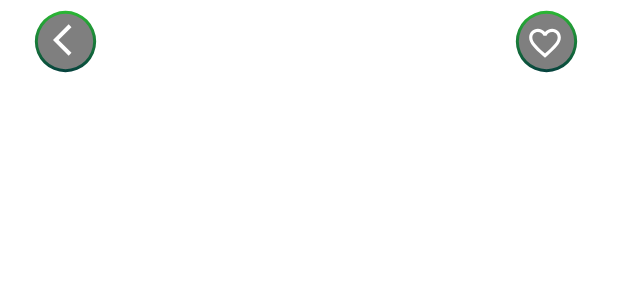
After one commit to catacretu/eCommerceFoodApp, an Android app: the layout item_details_toolbar.xml on its own in the app's theme, with its tools: preview values and no code run, on a phone screen of 412 x 824 dp. The commit adds this screen. Shown: the top 300 px of the screen. Run offline under Robolectric (Android 15) with nearby library versions, the phone set to English and light mode, and no system bars; network calls fail.

Commit message:
Back toolbar UI + back event handler

```diff
--- /dev/null
+++ b/app/src/main/res/drawable/back_arrow.xml
@@ -0,0 +1,11 @@
+<?xml version="1.0" encoding="utf-8"?>
+<vector xmlns:android="http://schemas.android.com/apk/res/android"
+    android:width="24dp"
+    android:height="24dp"
+    android:tint="#FFFFFF"
+    android:viewportWidth="24"
+    android:viewportHeight="24">
+    <path
+        android:fillColor="@android:color/white"
+        android:pathData="M11.67,3.87L9.9,2.1 0,12l9.9,9.9 1.77,-1.77L3.54,12z" />
+</vector>
--- /dev/null
+++ b/app/src/main/res/drawable/favourite_border.xml
@@ -0,0 +1,9 @@
+<vector xmlns:android="http://schemas.android.com/apk/res/android"
+    android:width="24dp"
+    android:height="24dp"
+    android:viewportWidth="24"
+    android:viewportHeight="24">
+    <path
+        android:fillColor="@android:color/white"
+        android:pathData="M16.5,3c-1.74,0 -3.41,0.81 -4.5,2.09C10.91,3.81 9.24,3 7.5,3 4.42,3 2,5.42 2,8.5c0,3.78 3.4,6.86 8.55,11.54L12,21.35l1.45,-1.32C18.6,15.36 22,12.28 22,8.5 22,5.42 19.58,3 16.5,3zM12.1,18.55l-0.1,0.1 -0.1,-0.1C7.14,14.24 4,11.39 4,8.5 4,6.5 5.5,5 7.5,5c1.54,0 3.04,0.99 3.57,2.36h1.87C13.46,5.99 14.96,5 16.5,5c2,0 3.5,1.5 3.5,3.5 0,2.89 -3.14,5.74 -7.9,10.05z" />
+</vector>
--- /dev/null
+++ b/app/src/main/res/drawable/ring_gradient.xml
@@ -0,0 +1,11 @@
+<?xml version="1.0" encoding="utf-8"?>
+<shape xmlns:android="http://schemas.android.com/apk/res/android"
+    android:shape="ring"
+    android:thickness="2dp"
+    android:useLevel="false">
+    <gradient
+        android:angle="270"
+        android:endColor="@color/dark_green"
+        android:startColor="@color/light_green"/>
+
+</shape>
--- /dev/null
+++ b/app/src/main/res/drawable/transparent_button_with_ring.xml
@@ -0,0 +1,18 @@
+<?xml version="1.0" encoding="utf-8"?>
+<layer-list xmlns:android="http://schemas.android.com/apk/res/android">
+
+    <item
+        android:width="39dp"
+        android:height="39dp"
+        android:start="8dp"
+        android:top="8dp">
+        <shape android:shape="oval">
+            <solid android:color="@color/black_50"/>
+        </shape>
+    </item>
+    <item
+        android:width="55dp"
+        android:height="55dp"
+        android:drawable="@drawable/ring_gradient" />
+
+</layer-list>
--- /dev/null
+++ b/app/src/main/res/layout/item_details_toolbar.xml
@@ -0,0 +1,46 @@
+<?xml version="1.0" encoding="utf-8"?>
+<androidx.appcompat.widget.Toolbar xmlns:android="http://schemas.android.com/apk/res/android"
+    android:layout_width="match_parent"
+    xmlns:app="http://schemas.android.com/apk/res-auto"
+    android:layout_height="wrap_content"
+    android:background="@null">
+
+    <FrameLayout
+        android:id="@+id/back_button"
+        android:layout_width="60dp"
+        android:layout_height="60dp"
+        android:layout_gravity="start"
+        android:background="@drawable/transparent_button_with_ring"
+        android:clickable="true">
+
+        <ImageView
+            android:layout_width="25dp"
+            android:layout_height="25dp"
+            android:layout_gravity="center_vertical"
+            android:layout_marginLeft="19dp"
+            android:layout_marginBottom="3dp"
+            android:src="@drawable/back_arrow"/>
+    </FrameLayout>
+
+    <FrameLayout
+        android:id="@+id/add_to_favorites"
+        android:layout_width="60dp"
+        android:layout_height="60dp"
+        android:layout_gravity="end"
+        android:background="@drawable/transparent_button_with_ring"
+        android:clickable="true"
+        android:layout_marginRight="15dp"
+        android:gravity="center">
+
+        <ImageView
+            android:id="@+id/fav_icon"
+            android:layout_width="25dp"
+            android:layout_height="25dp"
+            android:layout_gravity="center"
+            android:layout_marginRight="3dp"
+            android:layout_marginBottom="1dp"
+            android:background="@drawable/favourite_border"
+            app:tint="@color/white" />
+    </FrameLayout>
+
+</androidx.appcompat.widget.Toolbar>
--- a/app/src/main/res/navigation/nav_graph.xml
+++ b/app/src/main/res/navigation/nav_graph.xml
@@ -18,5 +18,9 @@
         android:id="@+id/productDetailsFragment"
         android:name="com.example.ecommercefoodapp.screens.ProductDetailsFragment"
         android:label="fragment_product_details"
-        tools:layout="@layout/fragment_product_details" />
+        tools:layout="@layout/fragment_product_details">
+    <action
+        android:id="@+id/goBackToHomeScreen"
+        app:destination="@id/homeFragment" />
+    </fragment>
 </navigation>
--- a/app/src/main/res/values/colors.xml
+++ b/app/src/main/res/values/colors.xml
@@ -6,5 +6,8 @@
     <color name="teal_200">#FF03DAC5</color>
     <color name="teal_700">#FF018786</color>
     <color name="black">#FF000000</color>
+    <color name="black_50">#80000000</color>
     <color name="white">#FFFFFFFF</color>
+    <color name="light_green">#32cd32</color>
+    <color name="dark_green">#002d40</color>
 </resources>
```
Also changed, not shown: app/src/main/java/com/example/ecommercefoodapp/adapter/FoodAdapter.kt (+9 -1 lines), app/src/main/java/com/example/ecommercefoodapp/listener/ItemClickListener.kt (added, +7 -0 lines), app/src/main/java/com/example/ecommercefoodapp/screens/HomeFragment.kt (+15 -1 lines), app/src/main/java/com/example/ecommercefoodapp/screens/ProductDetailsFragment.kt (+18 -3 lines), app/src/main/res/layout/fragment_product_details.xml (+9 -5 lines).
